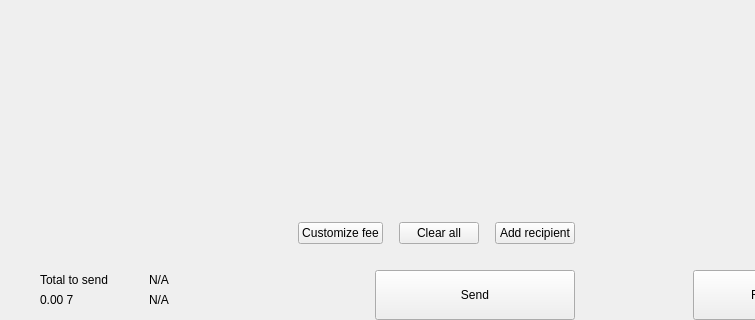
Qt form src/qt/pivx/forms/send.ui (TylerAnder/test) before a commit; both pictures show x 0 to 755 and y 380 to 700 of the 893 by 700 pixel window.
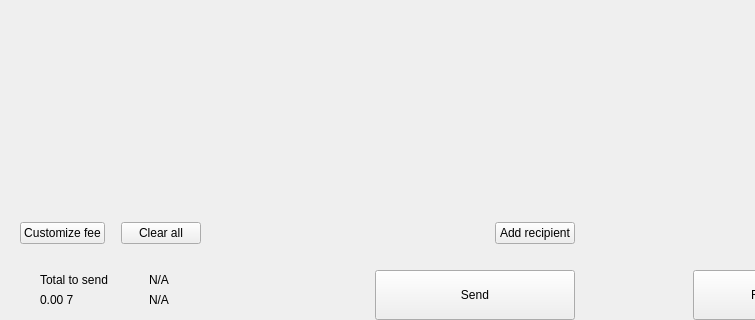
The same form after that commit. Custom widgets are drawn as their Qt base class.

Commit message: design details

Patch:
```diff
--- a/src/qt/pivx/forms/send.ui
+++ b/src/qt/pivx/forms/send.ui
@@ -269,19 +269,6 @@
           <property name="rightMargin">
            <number>20</number>
           </property>
-          <item>
-           <spacer name="horizontalSpacer_4">
-            <property name="orientation">
-             <enum>Qt::Horizontal</enum>
-            </property>
-            <property name="sizeHint" stdset="0">
-             <size>
-              <width>10</width>
-              <height>20</height>
-             </size>
-            </property>
-           </spacer>
-          </item>
           <item>
            <widget class="QPushButton" name="pushButtonFee">
             <property name="focusPolicy">
@@ -326,12 +313,9 @@
             <property name="orientation">
              <enum>Qt::Horizontal</enum>
             </property>
-            <property name="sizeType">
-             <enum>QSizePolicy::Fixed</enum>
-            </property>
             <property name="sizeHint" stdset="0">
              <size>
-              <width>10</width>
+              <width>40</width>
               <height>20</height>
              </size>
             </property>
```
Left out of the diff: 2 changed lines with no effect on the pictures. The commit also changes 5 other files.
